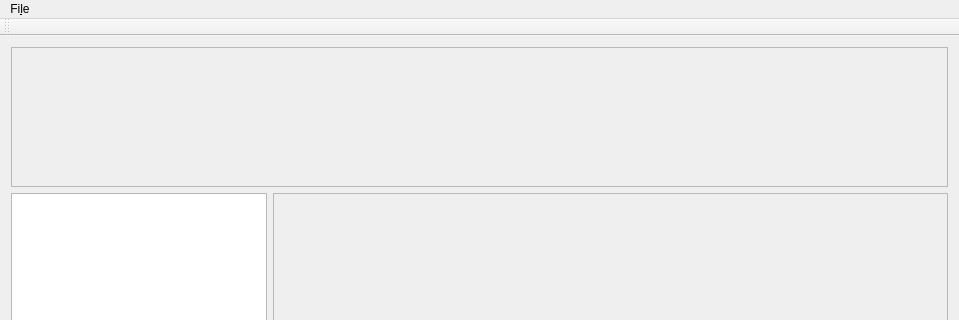
Before: the Qt Designer form ui/mainwindow.ui in xoreos/phaethon, drawn with Qt 5; both pictures show x 0 to 959 and y 0 to 320 of the 959 by 738 pixel window.
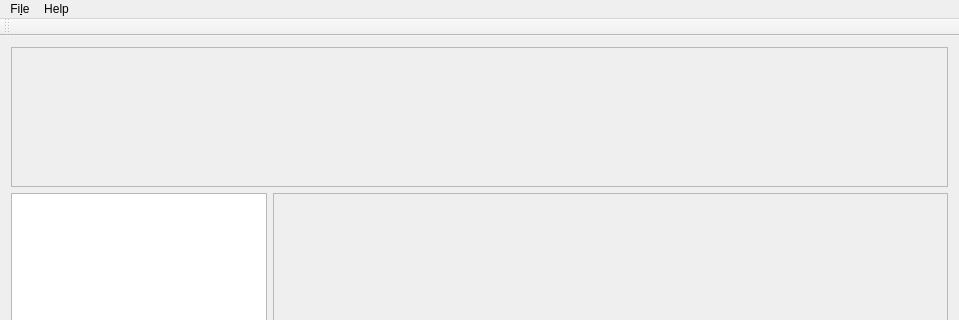
After: the same form once the commit is applied.

What changed in the file:
```diff
--- a/ui/mainwindow.ui
+++ b/ui/mainwindow.ui
@@ -209,7 +209,7 @@
      <x>0</x>
      <y>0</y>
      <width>959</width>
-     <height>27</height>
+     <height>20</height>
     </rect>
    </property>
    <widget class="QMenu" name="menuFile">
@@ -222,7 +222,14 @@
     <addaction name="separator"/>
     <addaction name="actionQuit"/>
    </widget>
+   <widget class="QMenu" name="menuHelp">
+    <property name="title">
+     <string>Help</string>
+    </property>
+    <addaction name="actionAbout"/>
+   </widget>
    <addaction name="menuFile"/>
+   <addaction name="menuHelp"/>
   </widget>
   <widget class="QStatusBar" name="statusBar">
    <property name="cursor">
```
Left out of the diff: 9 changed lines with no effect on the pictures.
